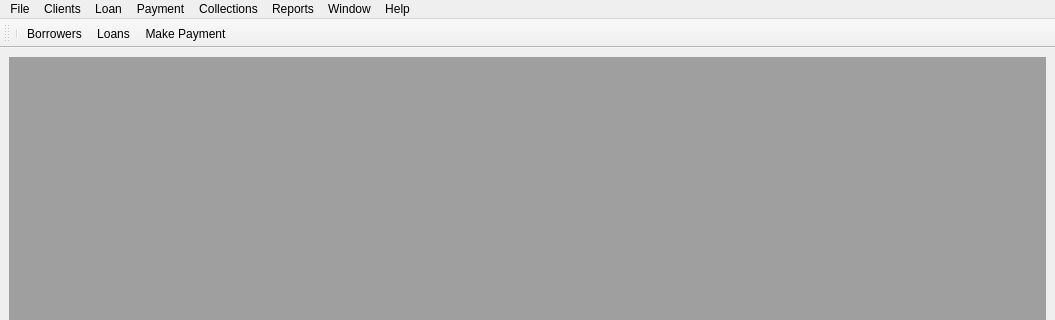
Above: designer/mainwindow.ui from romwhyte/casheagle before the change; both pictures show x 0 to 1055 and y 0 to 320 of the 1055 by 830 pixel window. Below: the same form after it.
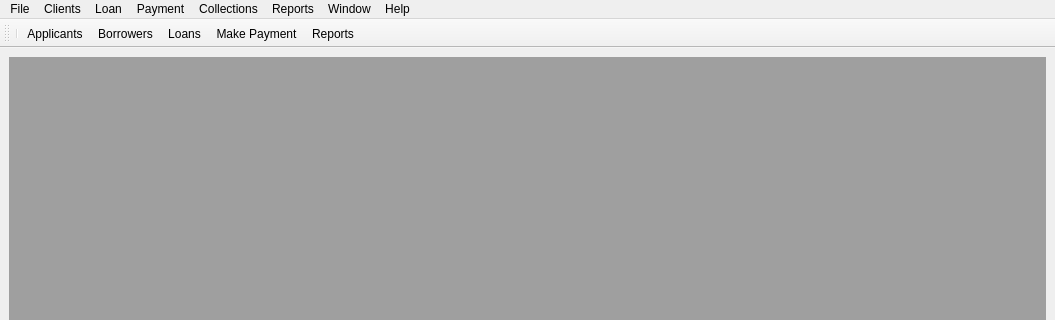
That is the form after the change.

Commit message: Update file structure and gui/action for borrower.  initiat plans for client/server

```diff
--- a/designer/mainwindow.ui
+++ b/designer/mainwindow.ui
@@ -156,9 +156,11 @@
     <bool>false</bool>
    </attribute>
    <addaction name="separator"/>
+   <addaction name="actionApplicants"/>
    <addaction name="action_Borrower"/>
    <addaction name="action_Loans"/>
    <addaction name="actionMake_Payment"/>
+   <addaction name="actionReports"/>
   </widget>
   <action name="actionCashEagle_Help">
    <property name="text">
@@ -311,6 +313,11 @@
     <string>Applicants</string>
    </property>
   </action>
+  <action name="actionReports">
+   <property name="text">
+    <string>Reports</string>
+   </property>
+  </action>
  </widget>
  <resources/>
  <connections/>
```
The commit also changes 22 other files.
